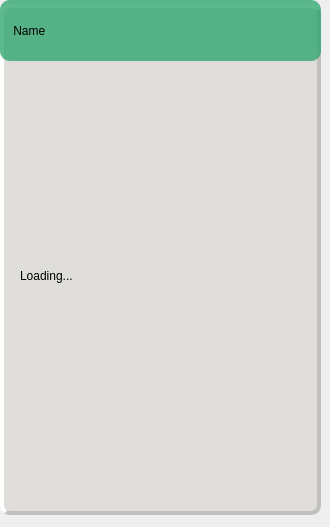
This is apps/huracanXsantoka/widgets/hp_widget_generic_infostring.ui in GiovanniRaseraF/santoka_qt as Qt 5 draws it before an edit. The edited form follows.
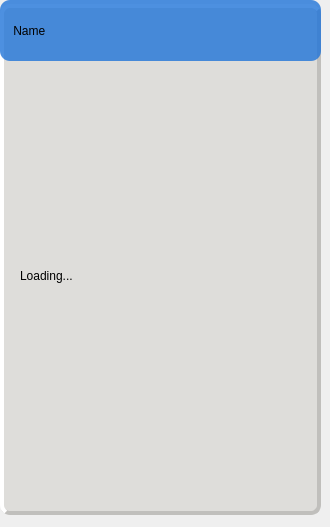
This is the edited form.

What changed in the file:
```diff
--- a/apps/huracanXsantoka/widgets/hp_widget_generic_infostring.ui
+++ b/apps/huracanXsantoka/widgets/hp_widget_generic_infostring.ui
@@ -55,7 +55,7 @@
     <property name="styleSheet">
      <string notr="true">font: 20pt &quot;Ubuntu&quot;;
 color: rgb(0,0,0);
-background-color: rgba(38, 162, 105, 190);
+background-color: rgba(28, 113, 216,200);
 border-radius: 10px;
 </string>
     </property>
```
